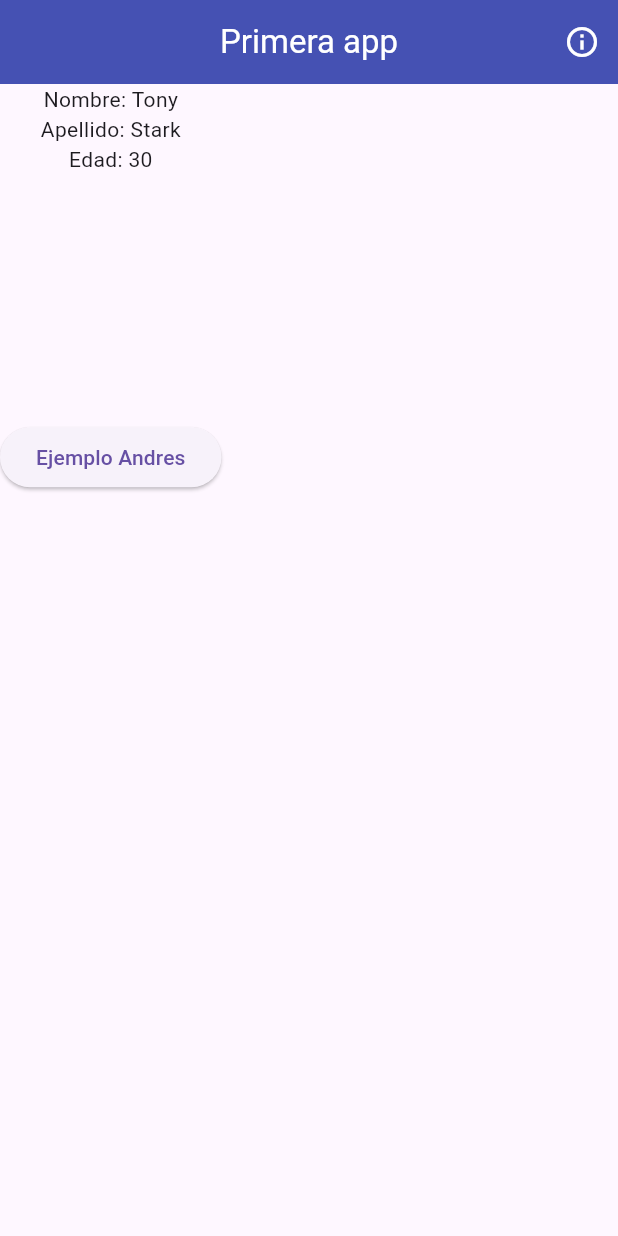
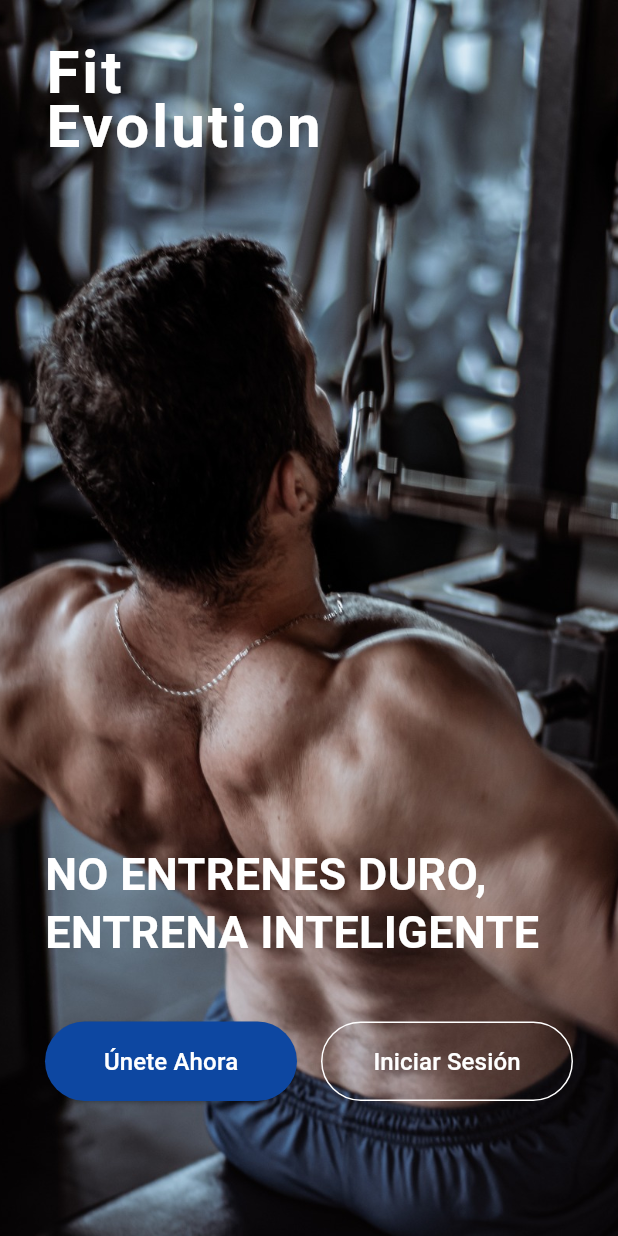
Before and after one commit to ErickGonzalezH/andres_app, a Flutter app: the screen it shows after launch, on a phone screen of 412 x 824 dp. Run offline on Flutter 3.47's test engine with Material 3 defaults, Android fonts, the phone set to English and light mode, and no system bars; drawn by our look-alikes of animated_text_kit.

Commit message:
Animación Fit Evolution ajustada, posición optimizada

```diff
--- a/lib/screens/home_screen.dart
+++ b/lib/screens/home_screen.dart
@@ -1,11 +1,7 @@
-import 'dart:developer';
-
-import 'package:andres_app/screens/second_screen.dart';
 import 'package:flutter/material.dart';
-import 'package:flutter_custom_cards/flutter_custom_cards.dart';
+import 'package:animated_text_kit/animated_text_kit.dart';
 
 class HomeScreen extends StatefulWidget {
-
   const HomeScreen({super.key});
 
   @override
@@ -13,94 +9,110 @@ class HomeScreen extends StatefulWidget {
 }
 
 class _HomeScreenState extends State<HomeScreen> {
-
-  String nombre = 'Tony';
-  String apellido = 'Stark';
-  String edad = '30';
-
   @override
   Widget build(BuildContext context) {
-      Size size = MediaQuery.of(context).size;
     return Scaffold(
-
-      appBar: AppBar(
-        title: const Text('Primera app', style: TextStyle(color: Colors.white),),
-        centerTitle: true,
-        backgroundColor: Colors.indigo,
-        elevation: 30,
-        actions: [
-          IconButton(
-            icon: const Icon(Icons.info_outline, color: Colors.white),
-            onPressed: () {
-                showDialog(
-                  context: context,
-                  builder: (BuildContext context) {
-                    return AlertDialog(
-                      title: Text('Alerta'),
-                      content: Text('Se presionó el botón.'),
-                      actions: [
-                        TextButton(
-                          onPressed: () {
-                            Navigator.of(context).pop(); // Cierra la alerta
-                          },
-                          child: Text('OK'),
+      backgroundColor: Colors.black,
+      body: Stack(
+        children: [
+          // Fondo con imagen
+          Container(
+            decoration: const BoxDecoration(
+              image: DecorationImage(
+                image: AssetImage('assets/images/gym_background.jpg'),
+                fit: BoxFit.cover,
               ),
-                      ],
-                    );
-                  },
-                );
-
-              // handle the press
-              log('Se presiono');
-            },
             ),
-        ],
           ),
 
-      body: SizedBox(
-        height: size.height,
-        child: Column(
-          children: [
-            CustomCard(
-              elevation: 0,
-              childPadding: 0,
-              borderWidth: 1,
-              width: size.width,
-              height: size.height * .4,
-              child: Column(
-                mainAxisAlignment: MainAxisAlignment.spaceEvenly,
-                crossAxisAlignment: CrossAxisAlignment.center,
-                children: [
-                  CustomCard(
-                    elevation: 5,
-                    child: Text('Nombre: $nombre'),
+          // Texto animado "Fit\nEvolution" más arriba y cargado a la izquierda
+          Positioned(
+            top: 30,
+            left: 30,
+            child: AnimatedTextKit(
+              repeatForever: true,
+              pause: const Duration(seconds: 2),
+              animatedTexts: [
+                TyperAnimatedText(
+                  'Fit\nEvolution',
+                  textStyle: const TextStyle(
+                    fontSize: 40.0,
+                    fontWeight: FontWeight.bold,
+                    color: Colors.white,
+                    letterSpacing: 2,
+                    height: 0.9, // 👈 ajusta separación vertical
                   ),
-                  CustomCard(
-                    elevation: 5,
-                    child: Text('Apellido: $apellido'),
-                  ),
-                  CustomCard(
-                    elevation: 5,
-                    child: Text('Edad: $edad'),
+                  speed: const Duration(milliseconds: 100),
+                  textAlign: TextAlign.left,
                 ),
               ],
             ),
           ),
 
-            SizedBox(height: size.shortestSide * .4),
-
-            ElevatedButton(
-              onPressed: () => Navigator.of(context).push(
-                MaterialPageRoute(
-                  builder: (_) => SecondScreen()
+          // Contenido inferior
+          Padding(
+            padding: const EdgeInsets.all(30.0),
+            child: Column(
+              mainAxisAlignment: MainAxisAlignment.end,
+              crossAxisAlignment: CrossAxisAlignment.start,
+              children: [
+                const Text(
+                  'NO ENTRENES DURO,\nENTRENA INTELIGENTE',
+                  style: TextStyle(
+                    color: Colors.white,
+                    fontSize: 30,
+                    fontWeight: FontWeight.bold,
+                    height: 1.3,
                   ),
                 ),
-              child: const Text('Ejemplo Andres')
-            )
-
+                const SizedBox(height: 40),
+                Row(
+                  children: [
+                    Expanded(
+                      child: ElevatedButton(
+                        onPressed: () {
+                          // Acción para "Únete Ahora"
+                        },
+                        style: ElevatedButton.styleFrom(
+                          backgroundColor: const Color(0xFF0D47A1),
+                          padding: const EdgeInsets.symmetric(vertical: 15),
+                          shape: RoundedRectangleBorder(
+                            borderRadius: BorderRadius.circular(30),
+                          ),
+                        ),
+                        child: const Text(
+                          'Únete Ahora',
+                          style: TextStyle(fontSize: 16, color: Colors.white),
+                        ),
+                      ),
+                    ),
+                    const SizedBox(width: 16),
+                    Expanded(
+                      child: OutlinedButton(
+                        onPressed: () {
+                          // Acción para "Iniciar Sesión"
+                        },
+                        style: OutlinedButton.styleFrom(
+                          side: const BorderSide(color: Colors.white),
+                          padding: const EdgeInsets.symmetric(vertical: 15),
+                          shape: RoundedRectangleBorder(
+                            borderRadius: BorderRadius.circular(30),
+                          ),
+                        ),
+                        child: const Text(
+                          'Iniciar Sesión',
+                          style: TextStyle(fontSize: 16, color: Colors.white),
+                        ),
+                      ),
+                    ),
                   ],
                 ),
-      )
+                const SizedBox(height: 60),
+              ],
+            ),
+          ),
+        ],
+      ),
     );
   }
 }
```
Also changed, not shown: lib/screens/second_screen.dart (deleted, +0 -59 lines), pubspec.yaml (+4 -68 lines), assets/images/gym_background.jpg (added), pubspec.lock, 4 other files. Lines whose indentation alone changed are shown as unchanged.
